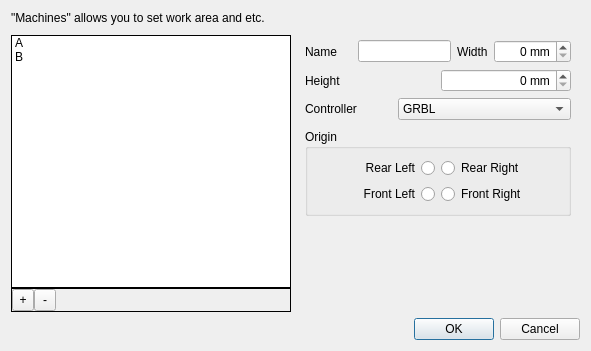
Before: the Qt Designer form src/windows/machine-manager.ui in flux3dp/swiftray, drawn with Qt 5.
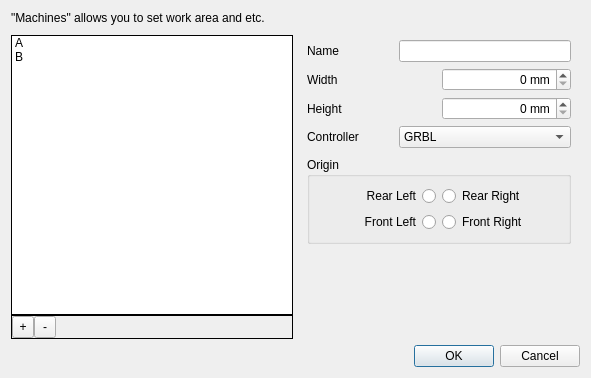
After: the same form once the commit is applied.

Commit message: Fix machine manager broken layout (#185)

```diff
--- a/src/windows/machine-manager.ui
+++ b/src/windows/machine-manager.ui
@@ -7,7 +7,7 @@
     <x>0</x>
     <y>0</y>
     <width>591</width>
-    <height>351</height>
+    <height>378</height>
    </rect>
   </property>
   <property name="windowTitle">
@@ -168,8 +168,6 @@
        </property>
        <layout class="QVBoxLayout" name="verticalLayout_8">
         <item>
-         <layout class="QHBoxLayout" name="horizontalLayout_3">
-          <item>
            <layout class="QHBoxLayout" name="horizontalLayout_4">
             <item>
              <widget class="QLabel" name="nameLabel">
@@ -199,6 +197,8 @@
             </item>
            </layout>
           </item>
+        <item>
+         <layout class="QHBoxLayout" name="horizontalLayout_3">
           <item>
            <widget class="QLabel" name="widthLabel">
             <property name="text">
```
Lines whose indentation alone changed are shown as unchanged.
